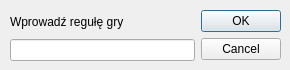
First picture: the form in src/getruledialog.ui, repository ferinder/GameOfLife, before the edit.
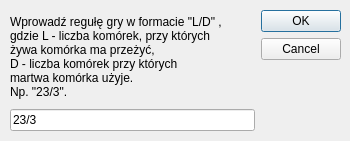
Second picture: the form after the edit.

Commit message: Added rule dialog with add action

```diff
--- a/src/getruledialog.ui
+++ b/src/getruledialog.ui
@@ -6,20 +6,20 @@
    <rect>
     <x>0</x>
     <y>0</y>
-    <width>290</width>
-    <height>70</height>
+    <width>350</width>
+    <height>141</height>
    </rect>
   </property>
   <property name="windowTitle">
    <string>Dialog</string>
   </property>
-  <widget class="QWidget" name="">
+  <widget class="QWidget" name="layoutWidget">
    <property name="geometry">
     <rect>
      <x>10</x>
      <y>10</y>
-     <width>271</width>
-     <height>51</height>
+     <width>331</width>
+     <height>121</height>
     </rect>
    </property>
    <layout class="QHBoxLayout" name="horizontalLayout">
@@ -28,12 +28,21 @@
       <item>
        <widget class="QLabel" name="label">
         <property name="text">
-         <string>Wprowadź regułę gry</string>
+         <string>Wprowadź regułę gry w formacie &quot;L/D&quot; ,
+gdzie L - liczba komórek, przy których 
+żywa komórka ma przeżyć,
+D - liczba komórek przy których 
+martwa komórka użyje.
+Np. &quot;23/3&quot;.</string>
         </property>
        </widget>
       </item>
       <item>
-       <widget class="QLineEdit" name="line_edit_rule"/>
+       <widget class="QLineEdit" name="line_edit_rule">
+        <property name="text">
+         <string>23/3</string>
+        </property>
+       </widget>
       </item>
      </layout>
     </item>
```
Left out of the diff: 2 changed lines with no effect on the pictures. The commit also changes 7 other files.
